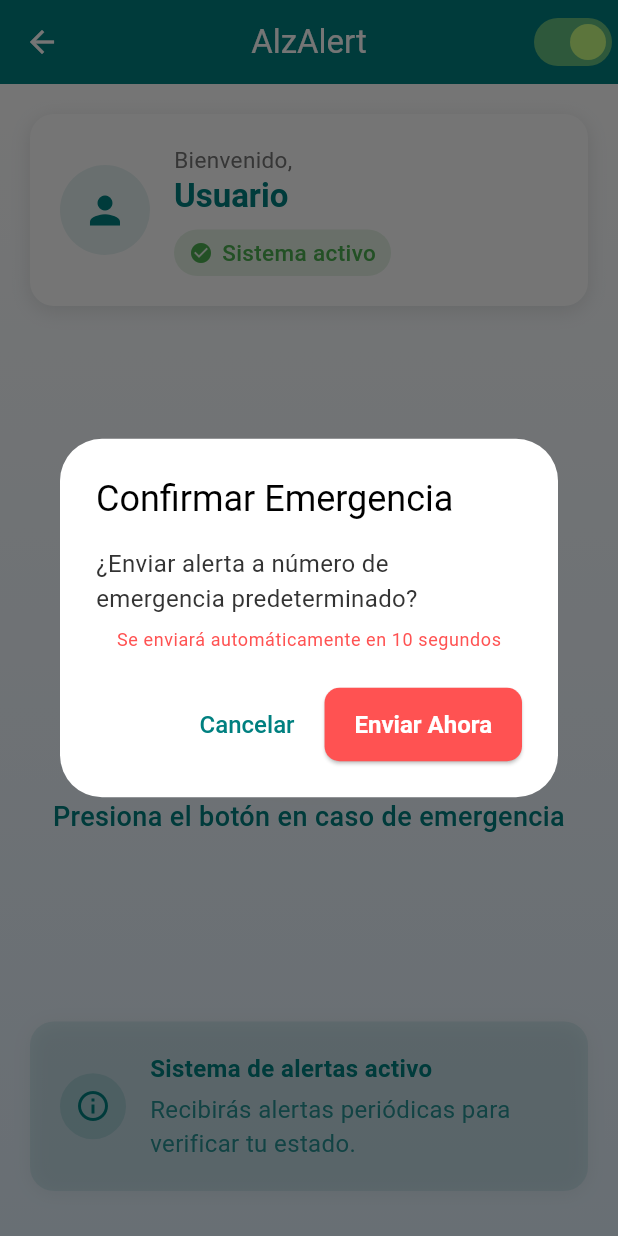
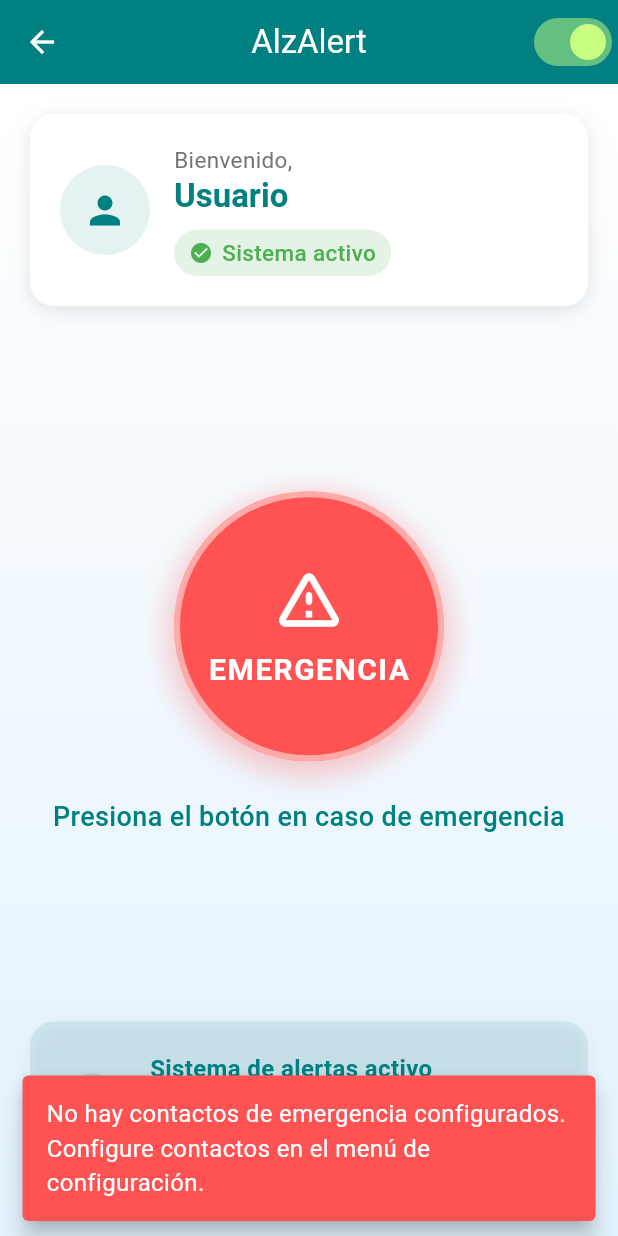
Before and after one commit to equipoAlzDev/appAlzAlert, a Flutter app: the MainHomeScreen screen opened directly, after a tap on "EMERGENCIA", on a phone screen of 412 x 824 dp. Run offline on Flutter 3.47's test engine with Material 3 defaults, Android fonts, the phone set to English and light mode, and no system bars; our stand-ins replace cloud_firestore, firebase_auth, firebase_core, flutter_blue_plus, geocoding, geolocator and 2 more; missing offline and left inert: telephony; accounts and stored records are empty.

Commit message:
Se eliminó el numero de emergencia predeterminado del boton de emergencia

```diff
--- a/lib/screens/home/home_screen.dart
+++ b/lib/screens/home/home_screen.dart
@@ -103,7 +103,6 @@ class _MainHomeScreenState extends State<MainHomeScreen> {
   bool _isSendingSMS = false;
   bool _contactosCargados = false;
   final Telephony telephony = Telephony.instance;
-  final String _emergencyNumber = "3157042961";
   // Variable para almacenar la ubicación capturada
   String _currentLocationString = '';
   double?
@@ -299,29 +298,21 @@ class _MainHomeScreenState extends State<MainHomeScreen> {
             '\nUbicacion: https://www.google.com/maps/search/?api=1&query=$_currentLocationString';
       }
 
-      // Enviar SMS a todos los contactos
-      List<String> numeros = []; // List to hold phone numbers
+      // Enviar SMS solo a los contactos de emergencia
+      if (contactos.isNotEmpty) {
+        // Obtener números de teléfono de los contactos
+        final numeros = contactos.map((c) => c.phone).toList();
 
-      if (contactos.isNotEmpty) {
-        // Add all contact numbers
-        numeros = contactos.map((c) => c.phone).toList();
-        debugPrint('Sending emergency SMS to configured contacts.');
-      } else {
-        // Si no hay contactos registrados, usar el número predeterminado
-        numeros.add(_emergencyNumber);
-        debugPrint(
-          'No contacts found. Sending emergency SMS to default number: $_emergencyNumber',
-        );
-      }
-
-      if (numeros.isNotEmpty) {
-        // Send all SMS in parallel
+        // Enviar SMS en paralelo a todos los contactos
         await Future.wait(
           numeros.map(
             (numero) => telephony.sendSms(to: numero, message: mensaje),
           ),
         );
-        debugPrint('Emergency SMS sent successfully.');
+
+        debugPrint(
+          'Emergency SMS sent successfully to ${numeros.length} contacts.',
+        );
         if (mounted) {
           ScaffoldMessenger.of(context).showSnackBar(
             const SnackBar(
@@ -332,12 +323,14 @@ class _MainHomeScreenState extends State<MainHomeScreen> {
           );
         }
       } else {
-        debugPrint('No phone numbers available to send SMS.');
+        debugPrint(
+          'No hay contactos de emergencia configurados para enviar SMS.',
+        );
         if (mounted) {
           ScaffoldMessenger.of(context).showSnackBar(
             const SnackBar(
               content: Text(
-                'No hay números de contacto disponibles para enviar la alerta.',
+                'No hay contactos de emergencia configurados. Configure contactos en el menú de configuración.',
               ),
               backgroundColor: AppTheme.secondaryRed,
               behavior: SnackBarBehavior.floating,
@@ -432,11 +425,23 @@ class _MainHomeScreenState extends State<MainHomeScreen> {
     final contactos =
         contactosProvider.contactos.where((c) => c.userId == userId).toList();
 
+    // Verificar si hay contactos configurados
+    if (contactos.isEmpty) {
+      ScaffoldMessenger.of(context).showSnackBar(
+        const SnackBar(
+          content: Text(
+            'No hay contactos de emergencia configurados. Configure contactos en el menú de configuración.',
+          ),
+          backgroundColor: AppTheme.secondaryRed,
+          behavior: SnackBarBehavior.floating,
+        ),
+      );
+      return;
+    }
+
     // Texto para mostrar a quién se enviará la alerta
     final String destinatarioText =
-        contactos.isNotEmpty
-            ? '${contactos.length} contacto${contactos.length > 1 ? 's' : ''} de emergencia'
-            : 'número de emergencia predeterminado';
+        '${contactos.length} contacto${contactos.length > 1 ? 's' : ''} de emergencia';
 
     showDialog(
       context: context,
```
